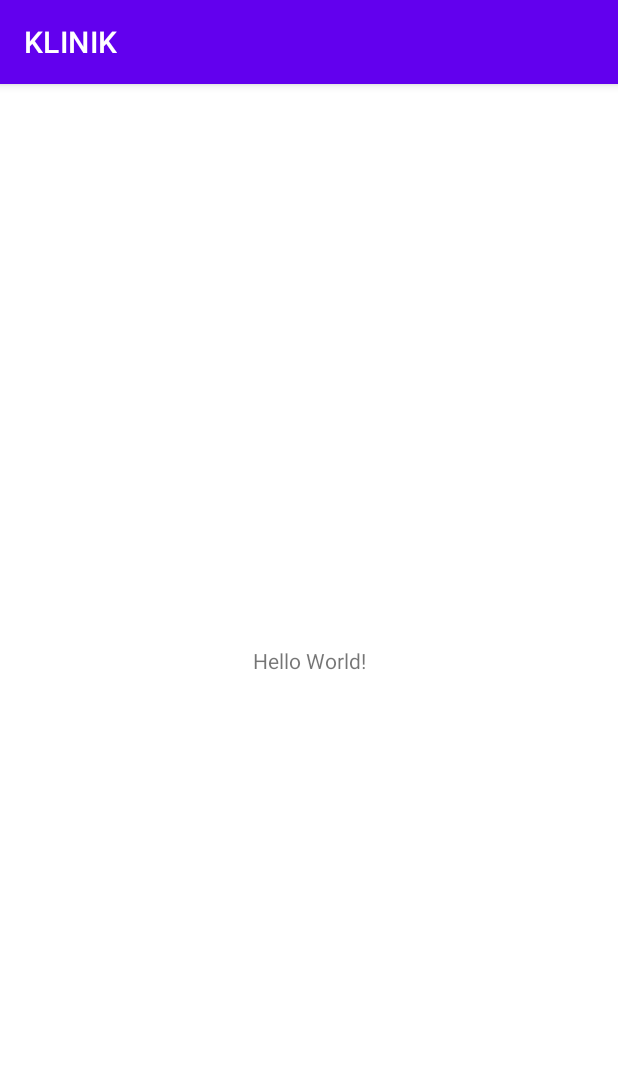
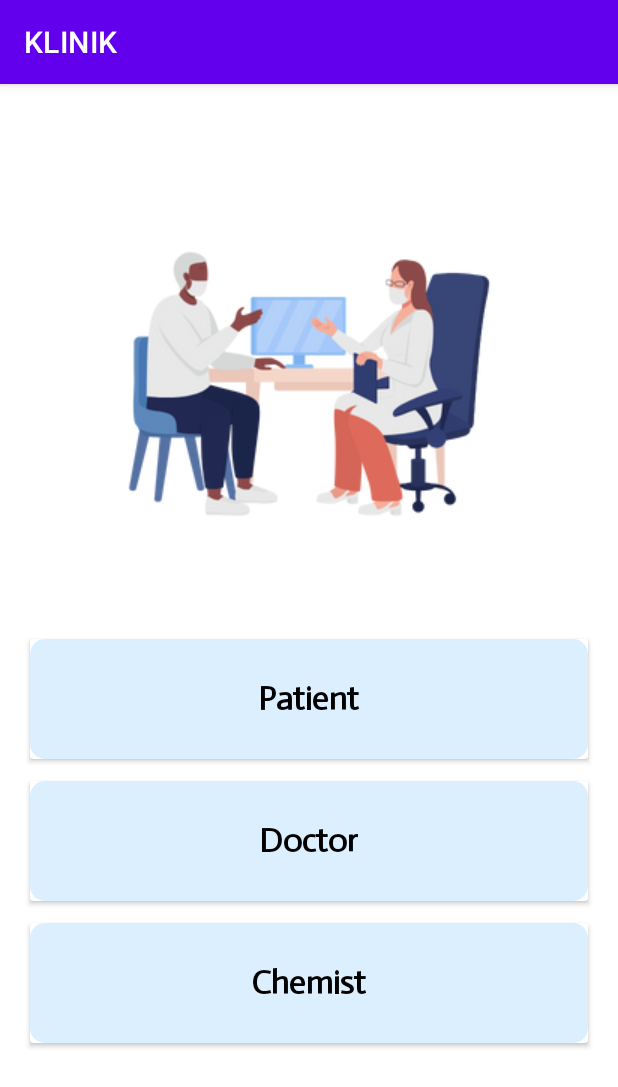
Before and after one commit to isumitmalhotra/Klinik, an Android app: the screen it shows after launch (MainActivity), on a phone screen of 412 x 824 dp. Shown: the top 1087 px of the screen. Run offline under Robolectric (Android 15) with nearby library versions, the phone set to English and light mode, and no system bars.

Commit message:
First Screen Added

```diff
--- a/app/src/main/AndroidManifest.xml
+++ b/app/src/main/AndroidManifest.xml
@@ -14,6 +14,9 @@
         android:theme="@style/Theme.KLINIK"
         tools:targetApi="31">
         <activity
+            android:name=".login"
+            android:exported="false" />
+        <activity
             android:name=".MainActivity"
             android:exported="true">
             <intent-filter>
--- /dev/null
+++ b/app/src/main/res/drawable/card_bg_main.xml
@@ -0,0 +1,8 @@
+<?xml version="1.0" encoding="utf-8"?>
+<shape xmlns:android="http://schemas.android.com/apk/res/android"
+    android:shape="rectangle">
+
+    <solid android:color="#A4C9E7FF"/>
+    <corners android:radius="10dp"/>
+
+</shape>
--- /dev/null
+++ b/app/src/main/res/layout/activity_login.xml
@@ -0,0 +1,9 @@
+<?xml version="1.0" encoding="utf-8"?>
+<androidx.constraintlayout.widget.ConstraintLayout xmlns:android="http://schemas.android.com/apk/res/android"
+    xmlns:app="http://schemas.android.com/apk/res-auto"
+    xmlns:tools="http://schemas.android.com/tools"
+    android:layout_width="match_parent"
+    android:layout_height="match_parent"
+    tools:context=".login.login">
+
+</androidx.constraintlayout.widget.ConstraintLayout>
--- a/app/src/main/res/layout/activity_main.xml
+++ b/app/src/main/res/layout/activity_main.xml
@@ -1,18 +1,109 @@
 <?xml version="1.0" encoding="utf-8"?>
-<androidx.constraintlayout.widget.ConstraintLayout xmlns:android="http://schemas.android.com/apk/res/android"
+<RelativeLayout xmlns:android="http://schemas.android.com/apk/res/android"
     xmlns:app="http://schemas.android.com/apk/res-auto"
     xmlns:tools="http://schemas.android.com/tools"
     android:layout_width="match_parent"
     android:layout_height="match_parent"
     tools:context=".MainActivity">
 
-    <TextView
+    <ImageView
+        android:id="@+id/firstscreen"
         android:layout_width="wrap_content"
         android:layout_height="wrap_content"
-        android:text="Hello World!"
-        app:layout_constraintBottom_toBottomOf="parent"
-        app:layout_constraintEnd_toEndOf="parent"
-        app:layout_constraintStart_toStartOf="parent"
-        app:layout_constraintTop_toTopOf="parent" />
+        android:layout_centerHorizontal="true"
+        android:layout_marginTop="50dp"
+        android:src="@drawable/firstscreen" />
 
-</androidx.constraintlayout.widget.ConstraintLayout>
+
+    <GridLayout
+        android:layout_width="match_parent"
+        android:layout_height="match_parent"
+        android:layout_below="@id/firstscreen"
+        android:columnCount="1"
+        android:rowCount="3">
+
+        <androidx.cardview.widget.CardView
+            android:id="@+id/patient"
+            android:layout_width="match_parent"
+            android:layout_height="80dp"
+            android:layout_margin="20dp"
+            android:clickable="true">
+
+            <RelativeLayout
+                android:layout_width="match_parent"
+                android:layout_height="match_parent"
+                android:layout_gravity="center"
+                android:background="@drawable/card_bg_main"
+                android:gravity="center">
+
+                <TextView
+                    android:layout_width="wrap_content"
+                    android:layout_height="wrap_content"
+                    android:layout_gravity="center_horizontal"
+                    android:fontFamily="@font/actor"
+                    android:text="@string/patient"
+                    android:textColor="@color/black"
+
+                    android:textSize="22sp"
+                    android:textStyle="bold" />
+            </RelativeLayout>
+        </androidx.cardview.widget.CardView>
+
+        <androidx.cardview.widget.CardView
+            android:id="@+id/doctor"
+            android:layout_width="match_parent"
+            android:layout_height="80dp"
+            android:layout_margin="20dp"
+            android:layout_marginTop="-5dp"
+            android:clickable="true">
+
+            <RelativeLayout
+                android:layout_width="match_parent"
+                android:layout_height="match_parent"
+                android:layout_gravity="center"
+                android:background="@drawable/card_bg_main"
+                android:gravity="center">
+
+                <TextView
+                    android:layout_width="wrap_content"
+                    android:layout_height="wrap_content"
+                    android:layout_gravity="center_horizontal"
+                    android:fontFamily="@font/actor"
+                    android:text="@string/doctor"
+                    android:textColor="@color/black"
+                    android:textSize="22sp"
+                    android:textStyle="bold" />
+            </RelativeLayout>
+        </androidx.cardview.widget.CardView>
+
+        <androidx.cardview.widget.CardView
+            android:id="@+id/chemist"
+            android:layout_width="match_parent"
+            android:layout_height="80dp"
+            android:layout_margin="20dp"
+            android:layout_marginTop="-5dp"
+            android:clickable="true">
+
+            <RelativeLayout
+                android:layout_width="match_parent"
+                android:layout_height="match_parent"
+                android:layout_gravity="center"
+                android:background="@drawable/card_bg_main"
+
+                android:gravity="center">
+
+                <TextView
+                    android:layout_width="wrap_content"
+                    android:layout_height="wrap_content"
+                    android:layout_gravity="center_horizontal"
+                    android:fontFamily="@font/actor"
+                    android:text="@string/chemist"
+                    android:textColor="@color/black"
+                    android:textSize="22sp"
+                    android:textStyle="bold" />
+            </RelativeLayout>
+        </androidx.cardview.widget.CardView>
+
+    </GridLayout>
+
+</RelativeLayout>
--- a/app/src/main/res/values/strings.xml
+++ b/app/src/main/res/values/strings.xml
@@ -1,3 +1,6 @@
 <resources>
     <string name="app_name">KLINIK</string>
+    <string name="doctor">Doctor</string>
+    <string name="patient">Patient</string>
+    <string name="chemist">Chemist</string>
 </resources>
```
Also changed, not shown: app/src/main/res/drawable-v24/firstscreen.png (added), app/src/main/res/font/actor.ttf (added).
